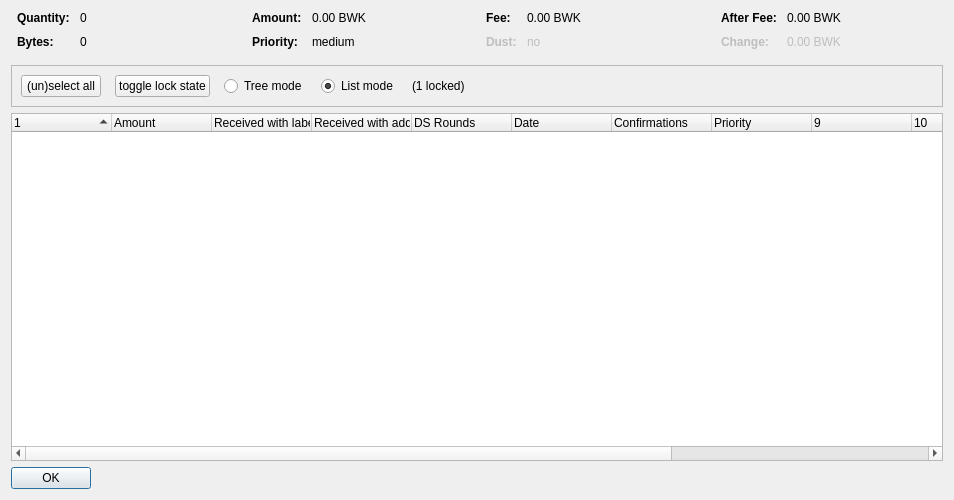
First picture: the form in src/qt/forms/coincontroldialog.ui, repository bulwark-crypto/Bulwark, before the edit.
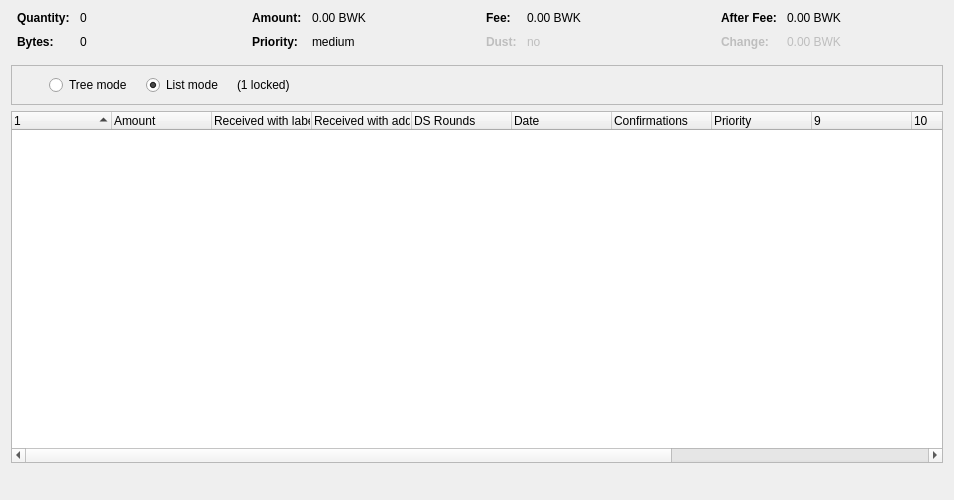
Second picture: the form after the edit. Custom widgets are drawn as their Qt base class.

What changed in the file:
```diff
--- a/src/qt/forms/coincontroldialog.ui
+++ b/src/qt/forms/coincontroldialog.ui
@@ -353,33 +353,33 @@
          <number>14</number>
         </property>
         <item>
-         <widget class="QPushButton" name="pushButtonSelectAll">
+         <widget class="QtMaterialFlatButton" name="pushButtonSelectAll" native="true">
           <property name="sizePolicy">
            <sizepolicy hsizetype="Maximum" vsizetype="Fixed">
             <horstretch>0</horstretch>
             <verstretch>0</verstretch>
            </sizepolicy>
           </property>
-          <property name="text">
+          <property name="text" stdset="0">
            <string>(un)select all</string>
           </property>
-          <property name="autoDefault">
+          <property name="autoDefault" stdset="0">
            <bool>false</bool>
           </property>
          </widget>
         </item>
         <item>
-         <widget class="QPushButton" name="pushButtonToggleLock">
+         <widget class="QtMaterialFlatButton" name="pushButtonToggleLock" native="true">
           <property name="sizePolicy">
            <sizepolicy hsizetype="Maximum" vsizetype="Fixed">
             <horstretch>0</horstretch>
             <verstretch>0</verstretch>
            </sizepolicy>
           </property>
-          <property name="text">
+          <property name="text" stdset="0">
            <string>toggle lock state</string>
           </property>
-          <property name="autoDefault">
+          <property name="autoDefault" stdset="0">
            <bool>false</bool>
           </property>
          </widget>
@@ -526,20 +526,37 @@
     </widget>
    </item>
    <item>
-    <widget class="QDialogButtonBox" name="buttonBox">
+    <layout class="QHBoxLayout" name="horizontalLayout_2">
+     <item>
+      <spacer name="horizontalSpacer_2">
+       <property name="orientation">
+        <enum>Qt::Horizontal</enum>
+       </property>
+       <property name="sizeType">
+        <enum>QSizePolicy::Expanding</enum>
+       </property>
+       <property name="sizeHint" stdset="0">
+        <size>
+         <width>40</width>
+         <height>20</height>
+        </size>
+       </property>
+      </spacer>
+     </item>
+     <item>
+      <widget class="QtMaterialFlatButton" name="selectButton" native="true">
      <property name="sizePolicy">
-      <sizepolicy hsizetype="Maximum" vsizetype="Fixed">
+        <sizepolicy hsizetype="Preferred" vsizetype="Preferred">
        <horstretch>0</horstretch>
        <verstretch>0</verstretch>
       </sizepolicy>
      </property>
-     <property name="orientation">
-      <enum>Qt::Horizontal</enum>
-     </property>
-     <property name="standardButtons">
-      <set>QDialogButtonBox::Ok</set>
-     </property>
-    </widget>
+	    <property name="text" stdset="0">
+        <string>OK</string>
+       </property>
+      </widget>
+     </item>
+    </layout>
    </item>
   </layout>
  </widget>
@@ -549,6 +566,11 @@
    <extends>QTreeWidget</extends>
    <header>coincontroltreewidget.h</header>
   </customwidget>
+  <customwidget>
+   <class>QtMaterialFlatButton</class>
+   <extends>QWidget</extends>
+   <header>qtmaterialflatbutton.h</header>
+  </customwidget>
  </customwidgets>
  <resources/>
  <connections/>
```
Lines whose indentation alone changed are shown as unchanged.
